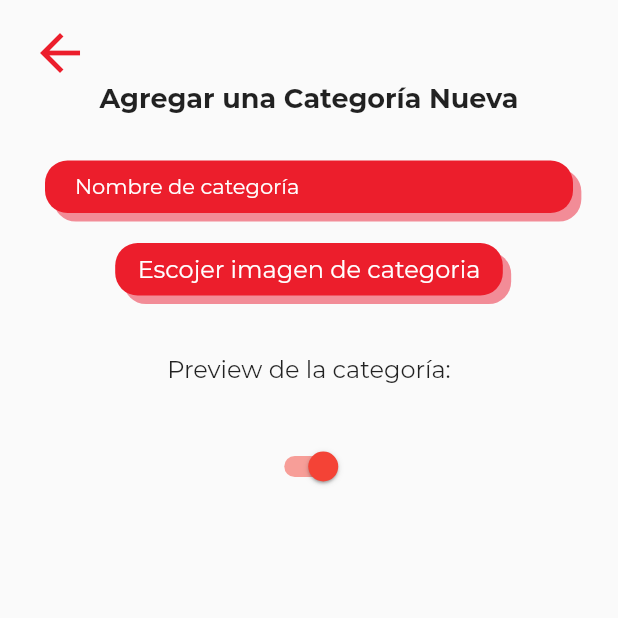
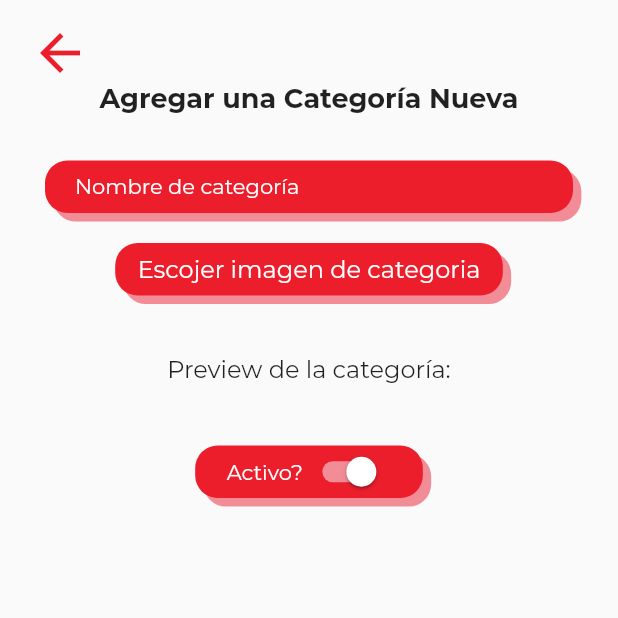
Before and after one commit to JPGarCar/gordos_pero_felices, a Flutter app: the NewCategoryScreen screen opened by its route, on a phone screen of 412 x 824 dp, the top half of it. Run offline on Flutter 3.47's test engine with Material 2 defaults, Android fonts, the phone set to English and light mode, and no system bars; our stand-ins replace cached_network_image, carousel_slider, cloud_firestore, email_validator, firebase_auth, firebase_core and 3 more; missing offline and left inert: flutter_facebook_login, keyboard_visibility, multi_image_picker; accounts and stored records are empty.

Commit message:
Refactored red_rounded_switch.dart and used in new_category_screen.dart and new_business_screen.dart. Minor changes to red_rounded_dropdown.dart at UI.

```diff
--- a/lib/models/category.dart
+++ b/lib/models/category.dart
@@ -6,7 +6,6 @@ import 'package:gordos_pero_felizes/models/business.dart';
 class Category {
   static Category getCategoryFromDocument(DocumentSnapshot documentSnapshot) {
     Map<dynamic, dynamic> mapData = documentSnapshot.data();
-    print(mapData);
     var businesses = mapData['businesses'];
 
     List<Business> businessList = List<Business>();
--- a/lib/screens/admin/new_category_screen.dart
+++ b/lib/screens/admin/new_category_screen.dart
@@ -7,6 +7,7 @@ import 'package:gordos_pero_felizes/services/image_getter.dart';
 import 'package:gordos_pero_felizes/widgets/card/category_card.dart';
 import 'package:gordos_pero_felizes/widgets/dialogs/confirm_dialog.dart';
 import 'package:gordos_pero_felizes/widgets/red_rounded/red_rounded_button.dart';
+import 'package:gordos_pero_felizes/widgets/red_rounded/red_rounded_switch.dart';
 import 'package:gordos_pero_felizes/widgets/red_rounded/red_rounded_text_field.dart';
 import 'package:gordos_pero_felizes/widgets/title_widget.dart';
 
@@ -97,13 +98,15 @@ class _NewCategoryScreenState extends State<NewCategoryScreen> {
                   ],
                 ),
               ),
-              Switch.adaptive(
-                  value: isActive,
-                  onChanged: (value) {
-                    setState(() {
-                      isActive = value;
-                    });
-                  }),
+              RedRoundedSwitch(
+                text: 'Activo?',
+                value: isActive,
+                onChangeFunction: (value) {
+                  setState(() {
+                    isActive = value;
+                  });
+                },
+              ),
               _image != null
                   ? nameController.text != ""
                       ? RedRoundedButton(
--- /dev/null
+++ b/lib/widgets/red_rounded/red_rounded_switch.dart
@@ -0,0 +1,52 @@
+import 'package:flutter/material.dart';
+
+import '../../constants.dart';
+
+class RedRoundedSwitch extends StatelessWidget {
+  final bool value;
+  final Function onChangeFunction;
+  final String text;
+
+  RedRoundedSwitch({this.value, this.onChangeFunction, @required this.text});
+
+  @override
+  Widget build(BuildContext context) {
+    return Padding(
+      padding: EdgeInsets.all(10),
+      child: Container(
+        height: 35,
+        padding: EdgeInsets.symmetric(horizontal: 10),
+        decoration: BoxDecoration(
+          color: k_redColor,
+          borderRadius: BorderRadius.circular(k_circularBorderRadius),
+          boxShadow: [
+            BoxShadow(
+              color: k_redColorLight,
+              offset: Offset.fromDirection(.8, 8),
+            ),
+          ],
+        ),
+        child: Center(
+          widthFactor: 1.2,
+          child: Row(
+            mainAxisSize: MainAxisSize.min,
+            mainAxisAlignment: MainAxisAlignment.center,
+            children: [
+              Text(
+                text,
+                style: TextStyle(color: k_whiteColor),
+              ),
+              Switch.adaptive(
+                activeTrackColor: k_redColorLight,
+                activeColor: k_whiteColor,
+                inactiveThumbColor: Colors.grey,
+                value: value,
+                onChanged: onChangeFunction,
+              ),
+            ],
+          ),
+        ),
+      ),
+    );
+  }
+}
```
Also changed, not shown: lib/screens/admin/new_business_screen.dart (+22 -14 lines), lib/widgets/red_rounded/red_rounded_dropdown.dart (+6 -1 lines).
